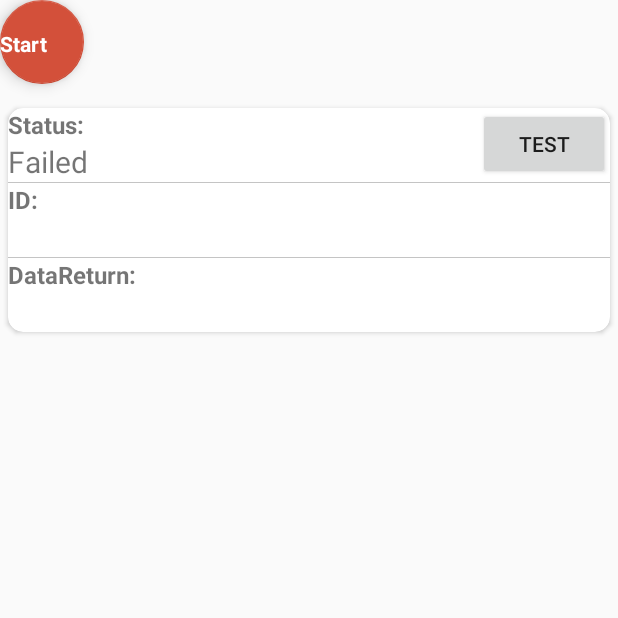
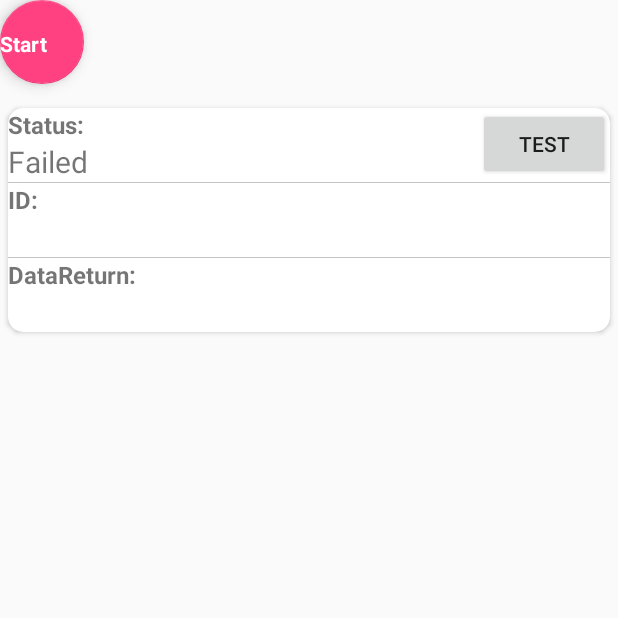
Before and after one commit to tofywing/A_Maze, an Android app: the screen it shows after launch (MainActivity), after a tap on "CANCEL", on a phone screen of 412 x 824 dp, the top half of it. Run offline under Robolectric (Android 15) with nearby library versions, the phone set to English and light mode, and no system bars; 1 other tap on this screen came first.

Commit message:
small fix

```diff
--- a/app/src/main/java/flipboard/interview/yee/maze/MainActivity.java
+++ b/app/src/main/java/flipboard/interview/yee/maze/MainActivity.java
@@ -2,8 +2,6 @@ package flipboard.interview.yee.maze;
 
 import android.app.Activity;
 import android.app.ProgressDialog;
-import android.content.res.ColorStateList;
-import android.graphics.Color;
 import android.os.Bundle;
 import android.support.design.widget.FloatingActionButton;
 import android.support.v7.widget.LinearLayoutManager;
@@ -38,9 +36,6 @@ public class MainActivity extends Activity {
         mMazeInfo.setHasFixedSize(true);
         mMazeInfoAdapter = new MazeInfoAdapter(dataSet);
         mStartButton = (FloatingActionButton) findViewById(R.id.startButton);
-        int [][] colorPattern = new int[][]{new int[]{Color.parseColor("#D3503A")}};
-        ColorStateList red = new ColorStateList(colorPattern,colorPattern[0]);
-        mStartButton.setBackgroundTintList(red);
         mStartButton.setOnClickListener(new View.OnClickListener() {
             @Override
             public void onClick(final View v) {
--- a/app/src/main/java/flipboard/interview/yee/maze/Service/MazeService.java
+++ b/app/src/main/java/flipboard/interview/yee/maze/Service/MazeService.java
@@ -49,7 +49,6 @@ public class MazeService {
     Context mContext;
     URL mNewUrl;
     ProgressDialog mDialog;
-    //For testing use and didn't handle android data maintain like activity regenerate situation
     String id;
     int x = 0;
     int y = 0;
@@ -59,7 +58,7 @@ public class MazeService {
     boolean failed;
     String letter;
     ArrayList<int[]> adjacentArray;
-    //key: currentCoordinate value: previousCoordinate;
+    //key: currentCoordinate value: all its previousCoordinates;
     HashMap<int[], ArrayList<int[]>> stepMap;
     TreeMap<Integer, int[]> xPriorityMap;
     TreeMap<Integer, int[]> yPriorityMap;
```
